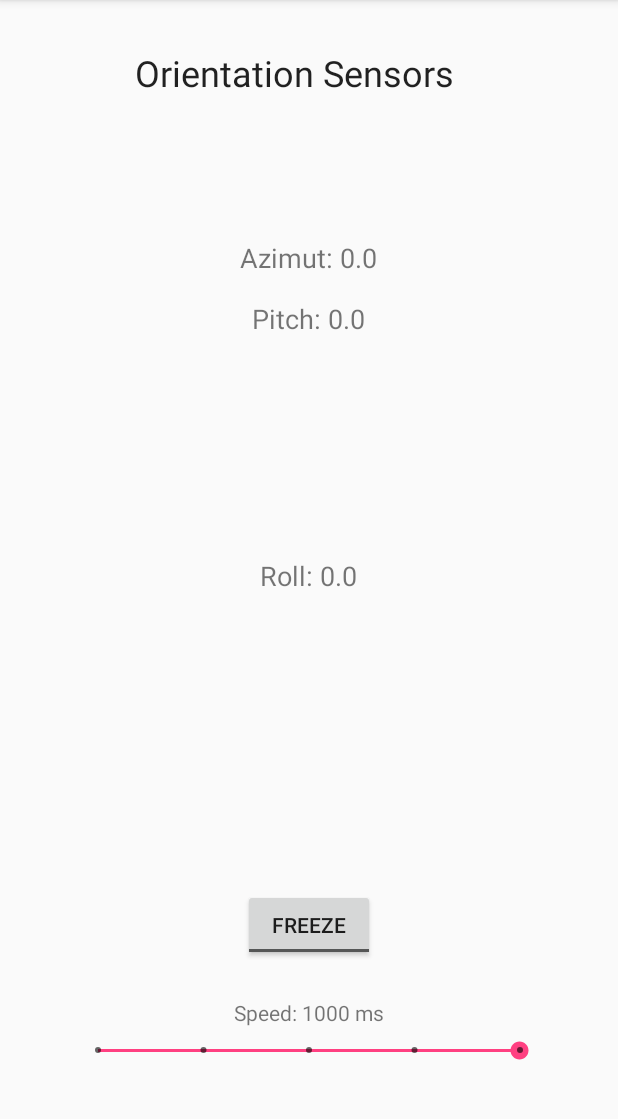
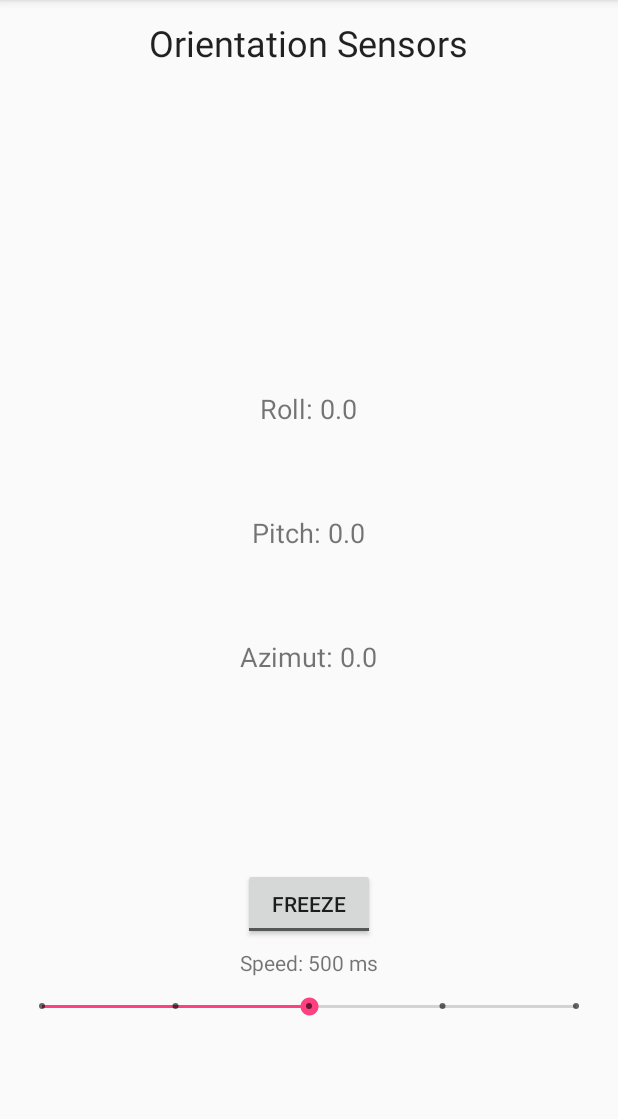
Before and after one commit to albertcanales/measure, an Android app: the screen it shows after launch (MainActivity), in the side drawer, after a tap on "Test Sensors", on a phone screen of 412 x 824 dp, the part 84-1203 px from its top. Run offline under Robolectric (Android 15) with nearby library versions, the phone set to English and light mode, and no system bars.

Commit message:
Reformat code. Created MySensorEvent. Created activities, fragments and sensors packages.

```diff
--- a/app/src/main/AndroidManifest.xml
+++ b/app/src/main/AndroidManifest.xml
@@ -12,7 +12,7 @@
         android:supportsRtl="true"
         android:theme="@style/AppTheme">
         <activity
-            android:name=".MainActivity"
+            android:name=".activities.MainActivity"
             android:label="@string/app_name"
             android:theme="@style/AppTheme.NoActionBar"
             android:screenOrientation="portrait">
--- a/app/src/main/java/com/example/albert/measure/SensorTestFragment.java
+++ /dev/null
@@ -1,112 +0,0 @@
-package com.example.albert.measure;
-
-import android.hardware.Sensor;
-import android.hardware.SensorEvent;
-import android.hardware.SensorEventListener;
-import android.os.Bundle;
-import android.os.Handler;
-import android.support.annotation.NonNull;
-import android.support.annotation.Nullable;
-import android.support.v4.app.Fragment;
-import android.view.LayoutInflater;
-import android.view.View;
-import android.view.ViewGroup;
-import android.widget.CompoundButton;
-import android.widget.SeekBar;
-import android.widget.TextView;
-import android.widget.ToggleButton;
-import java.util.TimerTask;
-
-public class SensorTestFragment extends Fragment
-        implements SensorEventListener, CompoundButton.OnCheckedChangeListener, SeekBar.OnSeekBarChangeListener {
-
-    View myView;
-
-    SensorsActivity sensors;
-
-    final Handler myHandler = new Handler();
-
-    private TextView tvAzimut;
-    private TextView tvPitch;
-    private TextView tvRoll;
-    private TextView tvSpeed;
-
-    private int speed;
-
-    @Nullable
-    @Override
-    public View onCreateView(@NonNull LayoutInflater inflater, @Nullable ViewGroup container, @Nullable Bundle savedInstanceState) {
-
-        sensors = new SensorsActivity(getContext());
-
-        myView = inflater.inflate(R.layout.sensor_test, container, false);
-        tvAzimut = myView.findViewById(R.id.tvAzimut);
-        tvRoll = myView.findViewById(R.id.tvRoll);
-        tvPitch = myView.findViewById(R.id.tvPitch);
-        tvSpeed = myView.findViewById(R.id.tvSpeed);
-        ToggleButton tbFreeze = myView.findViewById(R.id.tbFreeze);
-        SeekBar sbSpeed = myView.findViewById(R.id.sbSpeed);
-
-        tbFreeze.setOnCheckedChangeListener(this);
-        sbSpeed.setOnSeekBarChangeListener(this);
-
-        setSpeed(sbSpeed.getProgress());
-
-        sensors.register();
-        myHandler.post(myRunnable);
-
-        return myView;
-    }
-
-    private Runnable myRunnable = new Runnable() {
-        @Override
-        public void run() {
-            tvAzimut.setText("Azimut: " + sensors.azimut);
-            tvPitch.setText("Pitch: " + sensors.pitch);
-            tvRoll.setText("Roll: " + sensors.roll);
-            myHandler.postDelayed(this, speed);
-        }
-    };
-
-    @Override
-    public void onSensorChanged(SensorEvent sensorEvent) {
-        sensors.onSensorChanged(sensorEvent);
-    }
-
-    @Override
-    public void onAccuracyChanged(Sensor sensor, int i) {
-        sensors.onAccuracyChanged(sensor, i);
-    }
-
-    @Override
-    public void onCheckedChanged(CompoundButton compoundButton, boolean isChecked) {
-        if(isChecked) {
-            sensors.unregister();
-            myHandler.removeCallbacks(myRunnable);
-        }
-        else {
-            sensors.register();
-            myHandler.post(myRunnable);
-        }
-    }
-
-    @Override
-    public void onProgressChanged(SeekBar seekBar, int i, boolean b) {
-        setSpeed(i);
-    }
-
-    @Override
-    public void onStartTrackingTouch(SeekBar seekBar) {
-
-    }
-
-    @Override
-    public void onStopTrackingTouch(SeekBar seekBar) {
-
-    }
-
-    private void setSpeed(int x) {
-        speed = ((x != 0) ? 250*x : 10);
-        tvSpeed.setText("Speed: " + speed + " ms");
-    }
-}
--- a/app/src/main/java/com/example/albert/measure/SensorsActivity.java
+++ /dev/null
@@ -1,77 +0,0 @@
-package com.example.albert.measure;
-
-import android.app.Activity;
-import android.content.Context;
-import android.hardware.Sensor;
-import android.hardware.SensorEvent;
-import android.hardware.SensorEventListener;
-import android.hardware.SensorManager;
-import android.view.View;
-import android.widget.Toast;
-
-public class SensorsActivity extends Activity implements SensorEventListener {
-
-    Context context;
-
-    private SensorManager mSensorManager;
-    private Sensor mRotationSensor;
-
-    public static final int SENSOR_DELAY = SensorManager.SENSOR_DELAY_FASTEST;
-    private static final int FROM_RADS_TO_DEGS = -57;
-
-    public float azimut, pitch, roll;
-
-    public SensorsActivity (Context context) {
-        this.context = context;
-        mSensorManager = (SensorManager)context.getSystemService(Context.SENSOR_SERVICE);
-        mRotationSensor = mSensorManager.getDefaultSensor(Sensor.TYPE_ROTATION_VECTOR);
-    }
-
-    public void checkSensors() {
-        try {
-            register();
-        } catch (Exception e) {
-            Toast.makeText(this, "Hardware compatibility issue", Toast.LENGTH_LONG).show();
-        }
-    }
-
-    @Override
-    public void onAccuracyChanged(Sensor sensor, int accuracy) {
-        // TODO Auto-generated method stub
-    }
-
-    @Override
-    public void onSensorChanged(SensorEvent event) {
-        if (event.sensor == mRotationSensor) {
-            if (event.values.length > 4) {
-                float[] truncatedRotationVector = new float[4];
-                System.arraycopy(event.values, 0, truncatedRotationVector, 0, 4);
-                update(truncatedRotationVector);
-            } else {
-                update(event.values);
-            }
-        }
-    }
-
-    private void update(float[] vectors) {
-        float[] rotationMatrix = new float[9];
-        SensorManager.getRotationMatrixFromVector(rotationMatrix, vectors);
-        int worldAxisX = SensorManager.AXIS_X;
-        int worldAxisZ = SensorManager.AXIS_Z;
-        float[] adjustedRotationMatrix = new float[9];
-        SensorManager.remapCoordinateSystem(rotationMatrix, worldAxisX, worldAxisZ, adjustedRotationMatrix);
-        float[] orientation = new float[3];
-        SensorManager.getOrientation(adjustedRotationMatrix, orientation);
-        azimut = orientation[0] * FROM_RADS_TO_DEGS;
-        pitch = orientation[1] * FROM_RADS_TO_DEGS;
-        roll = orientation[2] * FROM_RADS_TO_DEGS;
-    }
-
-    public void register() {
-        mSensorManager.registerListener(this, mRotationSensor, SENSOR_DELAY);
-    }
-
-    public void unregister() {
-        mSensorManager.unregisterListener(this, mRotationSensor);
-    }
-}
--- a/app/src/main/java/com/example/albert/measure/HomeFragment.java
+++ b/app/src/main/java/com/example/albert/measure/fragments/HomeFragment.java
@@ -1,4 +1,4 @@
-package com.example.albert.measure;
+package com.example.albert.measure.fragments;
 
 import android.content.Context;
 import android.os.Bundle;
@@ -8,6 +8,8 @@ import android.support.v4.app.Fragment;
 import android.view.LayoutInflater;
 import android.view.View;
 import android.view.ViewGroup;
+
+import com.example.albert.measure.R;
 
 /**
  * Created by Albert Canales on 15/07/18.
--- /dev/null
+++ b/app/src/main/java/com/example/albert/measure/fragments/SensorTestFragment.java
@@ -0,0 +1,102 @@
+package com.example.albert.measure.fragments;
+
+import android.os.Bundle;
+import android.os.Handler;
+import android.support.annotation.NonNull;
+import android.support.annotation.Nullable;
+import android.support.v4.app.Fragment;
+import android.view.LayoutInflater;
+import android.view.View;
+import android.view.ViewGroup;
+import android.widget.CompoundButton;
+import android.widget.SeekBar;
+import android.widget.TextView;
+import android.widget.ToggleButton;
+
+import com.example.albert.measure.R;
+import com.example.albert.measure.sensors.OrientationSensor;
+
+public class SensorTestFragment extends Fragment
+        implements CompoundButton.OnCheckedChangeListener, SeekBar.OnSeekBarChangeListener {
+
+    final Handler myHandler = new Handler();
+    View myView;
+    OrientationSensor sensors;
+    private TextView tvAzimut;
+    private TextView tvPitch;
+    private TextView tvRoll;
+    private TextView tvSpeed;
+
+    private int speed;
+    private Runnable myRunnable = new Runnable() {
+        @Override
+        public void run() {
+            tvAzimut.setText(String.format("Azimut: %s", sensors.getAzimut()));
+            tvPitch.setText(String.format("Pitch: %s", sensors.getPitch()));
+            tvRoll.setText(String.format("Roll: %s", sensors.getRoll()));
+            myHandler.postDelayed(this, speed);
+        }
+    };
+
+    @Nullable
+    @Override
+    public View onCreateView(@NonNull LayoutInflater inflater, @Nullable ViewGroup container, @Nullable Bundle savedInstanceState) {
+        return inflater.inflate(R.layout.sensor_test, container, false);
+    }
+
+    @Override
+    public void onViewCreated(@NonNull View view, @Nullable Bundle savedInstanceState) {
+        super.onViewCreated(view, savedInstanceState);
+        myView = getView();
+        sensors = new OrientationSensor(getContext());
+        tvAzimut = myView.findViewById(R.id.tvAzimut);
+        tvRoll = myView.findViewById(R.id.tvRoll);
+        tvPitch = myView.findViewById(R.id.tvPitch);
+        tvSpeed = myView.findViewById(R.id.tvSpeed);
+
+        ((ToggleButton) myView.findViewById(R.id.tbFreeze)).setOnCheckedChangeListener(this);
+
+        SeekBar sbSpeed = myView.findViewById(R.id.sbSpeed);
+        sbSpeed.setOnSeekBarChangeListener(this);
+        setSpeed(sbSpeed.getProgress());
+
+        startSensor();
+    }
+
+
+    @Override
+    public void onCheckedChanged(CompoundButton compoundButton, boolean isChecked) {
+        if (isChecked) stopSensor();
+        else startSensor();
+    }
+
+    private void startSensor() {
+        sensors.register();
+        myHandler.post(myRunnable);
+    }
+
+    private void stopSensor() {
+        sensors.unregister();
+        myHandler.removeCallbacks(myRunnable);
+    }
+
+    @Override
+    public void onProgressChanged(SeekBar seekBar, int i, boolean b) {
+        setSpeed(i);
+    }
+
+    @Override
+    public void onStartTrackingTouch(SeekBar seekBar) {
+
+    }
+
+    @Override
+    public void onStopTrackingTouch(SeekBar seekBar) {
+
+    }
+
+    private void setSpeed(int x) {
+        speed = x != 0 ? x * 250 : 10;
+        tvSpeed.setText(String.format("Speed: %d ms", speed));
+    }
+}
--- /dev/null
+++ b/app/src/main/java/com/example/albert/measure/sensors/MySensorEvent.java
@@ -0,0 +1,30 @@
+package com.example.albert.measure.sensors;
+
+import android.content.Context;
+import android.hardware.Sensor;
+import android.hardware.SensorEventListener;
+import android.hardware.SensorManager;
+
+public abstract class MySensorEvent implements SensorEventListener {
+
+    public Context context;
+    public SensorManager mSensorManager;
+    public Sensor mySensor;
+
+    public MySensorEvent(Context context, int sensorType) {
+        this.context = context;
+        mSensorManager = (SensorManager) context.getSystemService(Context.SENSOR_SERVICE);
+        mySensor = mSensorManager.getDefaultSensor(sensorType);
+    }
+
+    public abstract void update(float[] vectors);
+
+    public void register() {
+        mSensorManager.registerListener(this, mySensor, SensorManager.SENSOR_DELAY_FASTEST);
+    }
+
+    public void unregister() {
+        mSensorManager.unregisterListener(this, mySensor);
+    }
+
+}
--- /dev/null
+++ b/app/src/main/java/com/example/albert/measure/sensors/OrientationSensor.java
@@ -0,0 +1,71 @@
+package com.example.albert.measure.sensors;
+
+import android.content.Context;
+import android.hardware.Sensor;
+import android.hardware.SensorEvent;
+import android.hardware.SensorEventListener;
+import android.hardware.SensorManager;
+
+public class OrientationSensor extends MySensorEvent implements SensorEventListener {
+
+    private float azimut, pitch, roll;
+
+    public OrientationSensor(Context context) {
+        super(context, Sensor.TYPE_ROTATION_VECTOR);
+    }
+
+
+    @Override
+    public void onAccuracyChanged(Sensor sensor, int accuracy) {
+    }
+
+    @Override
+    public void onSensorChanged(SensorEvent event) {
+        if (event.values.length > 4) {
+            float[] truncatedRotationVector = new float[4];
+            System.arraycopy(event.values, 0, truncatedRotationVector, 0, 4);
+            update(truncatedRotationVector);
+        } else {
+            update(event.values);
+        }
+    }
+
+    @Override
+    public void update(float[] vectors) {
+        float[] rotationMatrix = new float[9];
+        SensorManager.getRotationMatrixFromVector(rotationMatrix, vectors);
+
+        float[] adjustedRotationMatrix = new float[9];
+        SensorManager.remapCoordinateSystem(rotationMatrix,
+                SensorManager.AXIS_X, SensorManager.AXIS_Z, adjustedRotationMatrix);
+
+        float[] orientation = new float[3];
+        SensorManager.getOrientation(adjustedRotationMatrix, orientation);
+
+        int fromRadsToDegs = -57;
+        azimut = orientation[0] * fromRadsToDegs;
+        pitch = orientation[1] * fromRadsToDegs;
+        roll = orientation[2] * fromRadsToDegs;
+    }
+
+    public float getAzimut() {
+        return azimut;
+    }
+
+    public float getPitch() {
+        return pitch;
+    }
+
+    public float getRoll() {
+        return roll;
+    }
+
+    @Override
+    public String toString() {
+        return "OrientationSensor{" +
+                "azimut=" + azimut +
+                ", pitch=" + pitch +
+                ", roll=" + roll +
+                '}';
+    }
+}
--- a/app/src/main/res/layout/app_bar_main.xml
+++ b/app/src/main/res/layout/app_bar_main.xml
@@ -4,7 +4,7 @@
     xmlns:tools="http://schemas.android.com/tools"
     android:layout_width="match_parent"
     android:layout_height="match_parent"
-    tools:context=".MainActivity">
+    tools:context=".activities.MainActivity">
 
     <android.support.design.widget.AppBarLayout
         android:layout_width="match_parent"
--- a/app/src/main/res/layout/content_main.xml
+++ b/app/src/main/res/layout/content_main.xml
@@ -5,7 +5,7 @@
     android:layout_width="match_parent"
     android:layout_height="match_parent"
     app:layout_behavior="@string/appbar_scrolling_view_behavior"
-    tools:context=".MainActivity"
+    tools:context=".activities.MainActivity"
     tools:showIn="@layout/app_bar_main">
 
     <FrameLayout
--- a/app/src/main/res/layout/sensor_test.xml
+++ b/app/src/main/res/layout/sensor_test.xml
@@ -1,76 +1,81 @@
 <?xml version="1.0" encoding="utf-8"?>
-<RelativeLayout xmlns:android="http://schemas.android.com/apk/res/android"
-    xmlns:app="http://schemas.android.com/apk/res-auto"
-    xmlns:tools="http://schemas.android.com/tools"
-    android:layout_width="match_parent" android:layout_height="match_parent">
+<LinearLayout xmlns:android="http://schemas.android.com/apk/res/android"
+    android:layout_width="match_parent"
+    android:layout_height="match_parent"
+    android:gravity="center_horizontal"
+    android:orientation="vertical"
+    android:padding="12dp">
 
     <TextView
         android:id="@+id/tbTitle"
-        android:layout_width="231dp"
-        android:layout_height="wrap_content"
-        android:layout_alignParentTop="true"
-        android:layout_centerHorizontal="true"
-        android:layout_marginTop="32dp"
+        android:layout_width="wrap_content"
+        android:layout_height="0dp"
         android:layout_weight="1"
         android:text="Orientation Sensors"
         android:textAppearance="@style/TextAppearance.AppCompat.Headline" />
 
+    <LinearLayout
+        android:layout_width="wrap_content"
+        android:layout_height="0dp"
+        android:layout_weight="1"
+        android:gravity="center"
+
+        android:orientation="vertical">
+
         <TextView
             android:id="@+id/tvRoll"
             android:layout_width="wrap_content"
-        android:layout_height="wrap_content"
-        android:layout_centerInParent="true"
+            android:layout_height="0dp"
+            android:layout_weight="1"
             android:text="Roll: 0"
             android:textSize="18sp" />
 
         <TextView
             android:id="@+id/tvPitch"
             android:layout_width="wrap_content"
-        android:layout_height="wrap_content"
-        android:layout_alignParentTop="true"
-        android:layout_centerHorizontal="true"
-        android:layout_marginTop="200dp"
+            android:layout_height="0dp"
+            android:layout_weight="1"
             android:text="Pitch: 0"
             android:textSize="18sp" />
 
         <TextView
             android:id="@+id/tvAzimut"
             android:layout_width="wrap_content"
-        android:layout_height="wrap_content"
-        android:layout_alignParentTop="true"
-        android:layout_centerHorizontal="true"
-        android:layout_marginTop="159dp"
+            android:layout_height="0dp"
+            android:layout_weight="1"
             android:text="Azimut: 0"
             android:textSize="18sp" />
+
+    </LinearLayout>
+
+    <LinearLayout
+        android:layout_width="match_parent"
+        android:layout_height="0dp"
+        android:layout_weight="1"
+        android:gravity="center"
+        android:orientation="vertical">
 
         <ToggleButton
             android:id="@+id/tbFreeze"
             android:layout_width="wrap_content"
             android:layout_height="wrap_content"
-        android:layout_alignParentBottom="true"
-        android:layout_centerHorizontal="true"
-        android:layout_marginBottom="127dp"
-        android:text="ToggleButton"
             android:textOff="Freeze"
-        android:textOn="Freeze" />
-
-    <SeekBar
-        android:id="@+id/sbSpeed"
-        style="@style/Widget.AppCompat.SeekBar.Discrete"
-        android:layout_width="313dp"
-        android:layout_height="31dp"
-        android:layout_alignParentBottom="true"
-        android:layout_centerHorizontal="true"
-        android:layout_marginBottom="52dp"
-        android:max="4"
-        android:progress="5" />
+            android:textOn="Run" />
 
         <TextView
             android:id="@+id/tvSpeed"
             android:layout_width="wrap_content"
             android:layout_height="wrap_content"
-        android:layout_above="@+id/sbSpeed"
-        android:layout_centerHorizontal="true"
+            android:padding="5dp"
             android:text="Speed" />
 
-</RelativeLayout>
+        <SeekBar
+            android:id="@+id/sbSpeed"
+            style="@style/Widget.AppCompat.SeekBar.Discrete"
+            android:layout_width="match_parent"
+            android:layout_height="wrap_content"
+            android:max="4"
+            android:padding="5dp"
+            android:progress="2" />
+    </LinearLayout>
+</LinearLayout>
```
Also changed, not shown: app/src/main/java/com/example/albert/measure/activities/MainActivity.java (renamed from app/src/main/java/com/example/albert/measure/MainActivity.java, +8 -11 lines), app/src/main/java/com/example/albert/measure/fragments/SimpleLineFragment.java (renamed from app/src/main/java/com/example/albert/measure/SimpleLineFragment.java, +6 -9 lines). Lines whose indentation alone changed are shown as unchanged.
